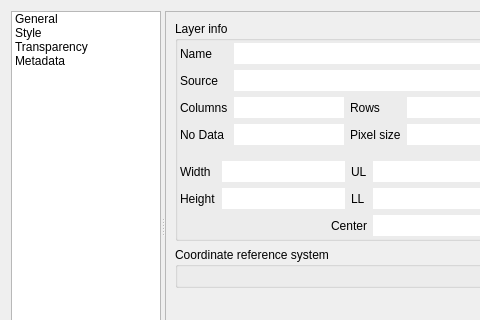
jakimowb/enmapbox_testmigration2, file enmapbox/gui/ui/rasterlayerpropertiesdialog.ui: the form before one commit; both pictures show x 0 to 480 and y 0 to 320 of the 700 by 480 pixel window.
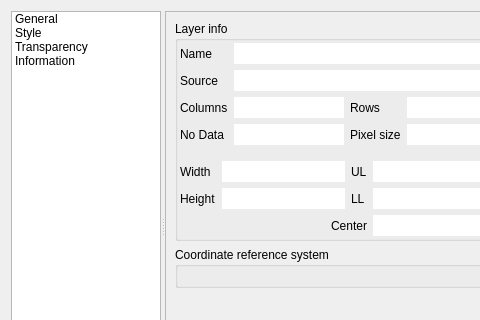
The form after the commit. The open tabs and pages were chosen to show the change. Icons and pictures are not drawn. Custom widgets are drawn as their Qt base class.

```diff
--- a/enmapbox/gui/ui/rasterlayerpropertiesdialog.ui
+++ b/enmapbox/gui/ui/rasterlayerpropertiesdialog.ui
@@ -125,7 +125,7 @@
          </item>
          <item>
           <property name="text">
-           <string>Metadata</string>
+           <string>Information</string>
           </property>
           <property name="icon">
            <iconset>
```
Left out of the diff: 35 changed lines with no effect on the pictures.
